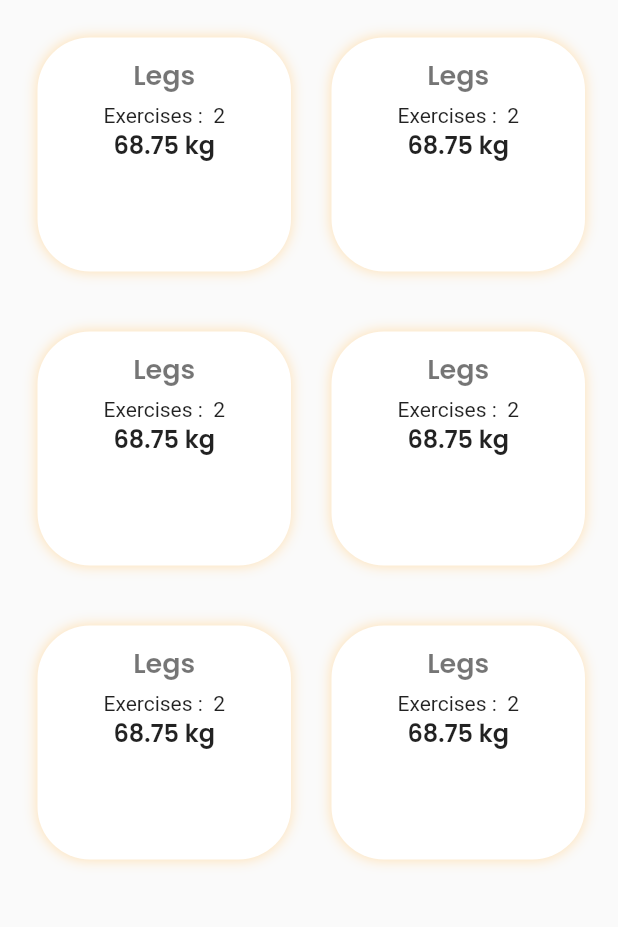
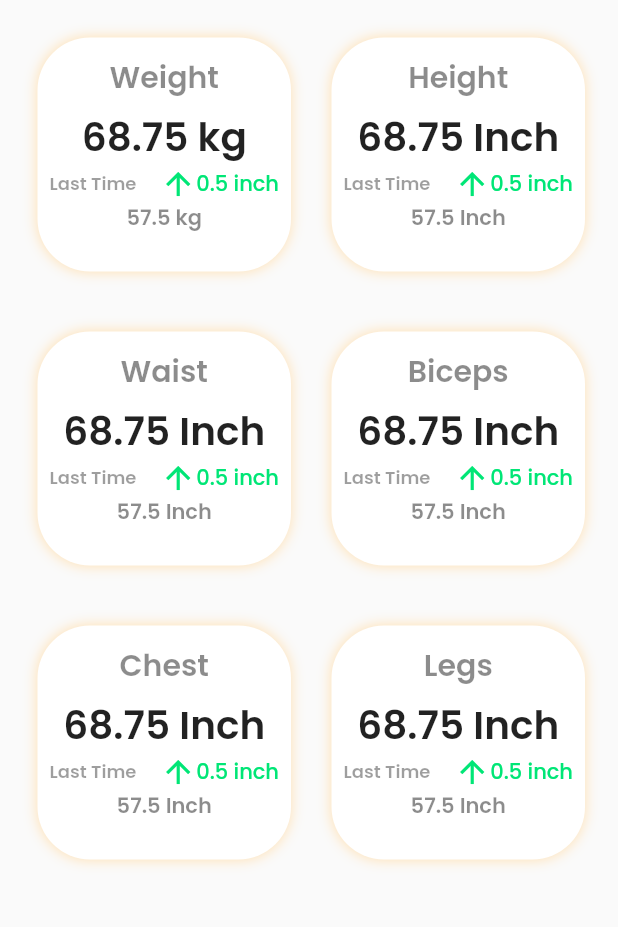
Before and after one commit to movinsilva/x_gym, a Flutter app: the BodyChart screen opened by its route, on a phone screen of 412 x 824 dp, the part 247-1174 px from its top. Run offline on Flutter 3.47's test engine with Material 2 defaults, Android fonts, the phone set to English and light mode, and no system bars; drawn by our look-alikes of auto_size_text; our stand-ins replace cached_network_image, device_preview, fl_chart, google_fonts, material_design_icons_flutter, qr_flutter and 2 more; accounts and stored records are empty; network calls fail.

Commit message:
measurements improved

```diff
--- /dev/null
+++ b/lib/screens/all_exercises.dart
@@ -0,0 +1,16 @@
+/*
+* created by Movin on 27/09/2020
+* */
+
+import 'package:flutter/material.dart';
+import 'package:x_gym/widgets/widgets_library.dart';
+
+class AllExercises extends StatelessWidget {
+  @override
+  Widget build(BuildContext context) {
+    return DefaultScaffold(
+      title: "All Exercises",
+      interior: Column(),
+    );
+  }
+}
--- a/lib/screens/body_chart.dart
+++ b/lib/screens/body_chart.dart
@@ -14,56 +14,13 @@ class BodyChart extends StatelessWidget {
 
     final size = MediaQuery.of(context).size;
 
+
+
     return DefaultScaffold(
       title: "Body Chart",
       interior: Container(
         margin: const EdgeInsets.all(10),
-        child: GridView.count(
-          crossAxisCount: 2,
-        children: List.generate(6, (index) {
-          return Container(
-            margin: const EdgeInsets.only( left: 15,right: 12,bottom: 40),
-            decoration: BoxDecoration(
-              color: Colors.white,
-              borderRadius: BorderRadius.all(Radius.circular(35)),
-
-              boxShadow: [
-                BoxShadow(
-                  color: Colors.orange[100],
-                  blurRadius: 7,
-                )
-              ],
-            ),
-            height: size.height * 0.14,
-            width: size.width * 0.44,
-            child: Column(
-              children: <Widget>[
-                SizedBox(
-                  height: 12,
-                ),
-                AutoSizeText(
-                  "Legs",
-                  style: GoogleFonts.poppins(
-                    color: Colors.black54,
-                    fontSize: 18,
-                    fontWeight: FontWeight.w600,
-                  ),
-                ),
-                SizedBox(
-                  height: 5,
-                ),
-                AutoSizeText("Exercises :  2"),
-                AutoSizeText(
-                  "68.75 kg",
-                  style: GoogleFonts.poppins(
-                    fontSize: 16,
-                    fontWeight: FontWeight.w600,
-                  ),
-                ),
-              ],
-            ),
-          );
-        }),),
+        child: MeasurementBoxes(),
       ),
     );
   }
--- a/lib/widgets/global/navigation_drawer.dart
+++ b/lib/widgets/global/navigation_drawer.dart
@@ -17,7 +17,7 @@ class NavigationDrawer extends StatelessWidget {
     "Diet Schedule",
     "Body Chart",
     "My History",
-    "All Schedules",
+    "All Exercises",
     "Trainers",
     "Promotions",
     "Notices",
--- /dev/null
+++ b/lib/widgets/screens/my_history/measurement_boxes.dart
@@ -0,0 +1,103 @@
+/*
+* created by Movin on 26/09/2020
+* */
+
+import 'package:auto_size_text/auto_size_text.dart';
+import 'package:flutter/material.dart';
+import 'package:google_fonts/google_fonts.dart';
+
+class MeasurementBoxes extends StatelessWidget {
+  @override
+  Widget build(BuildContext context) {
+
+    final size = MediaQuery.of(context).size;
+
+    List<String> bodyMeasurementParts = ["Weight", "Height", "Waist", "Biceps", "Chest", "Legs"];
+    List<String> bodyMeasurementUnits = ["kg", "Inch", "Inch", "Inch", "Inch", "Inch"];
+
+    return
+      GridView.count(
+        crossAxisCount: 2,
+        children: List.generate(6, (index) {
+          return Container(
+            margin: const EdgeInsets.only( left: 15,right: 12,bottom: 40),
+            decoration: BoxDecoration(
+              color: Colors.white,
+              borderRadius: BorderRadius.all(Radius.circular(35)),
+
+              boxShadow: [
+                BoxShadow(
+                  color: Colors.orange[100],
+                  blurRadius: 7,
+                )
+              ],
+            ),
+            width: size.width * 0.44,
+            child: Padding(
+              padding: const EdgeInsets.symmetric(horizontal:8.0),
+              child: Column(
+                children: <Widget>[
+                  SizedBox(
+                    height: 12,
+                  ),
+                  AutoSizeText(
+                    bodyMeasurementParts[index],
+                    style: GoogleFonts.poppins(
+                      color: Colors.black45,
+                      fontSize: 20,
+                      fontWeight: FontWeight.w600,
+                    ),
+                  ),
+                  SizedBox(
+                    height: 5,
+                  ),
+                  AutoSizeText(
+                    "68.75 " + bodyMeasurementUnits[index],
+                    style: GoogleFonts.poppins(
+                      fontSize: 26,
+                      color: Colors.black87,
+                      fontWeight: FontWeight.w600,
+                    ),
+                  ),
+                  Row(
+                    mainAxisAlignment: MainAxisAlignment.spaceBetween,
+                    children: <Widget>[
+                      AutoSizeText(
+                        "Last Time",
+                        style: GoogleFonts.poppins(
+                            fontSize: 11,
+                            color: Colors.black38,
+                            fontWeight: FontWeight.w600
+                        ),
+                      ),
+                      Row(
+                        children: <Widget>[
+                          Icon(
+                            Icons.arrow_upward,
+                            color: Colors.greenAccent[400],
+                          ),
+                          AutoSizeText(
+                            "0.5 inch",
+                            style: GoogleFonts.poppins(
+                                color: Colors.greenAccent[400],
+                                fontWeight: FontWeight.w500
+                            ),
+                          )
+                        ],
+                      ),
+                    ],
+                  ),
+                  AutoSizeText(
+                    "57.5 " + bodyMeasurementUnits[index],
+                    style: GoogleFonts.poppins(
+                        color: Colors.black45,
+                        fontWeight: FontWeight.w600
+                    ),
+                  )
+                ],
+              ),
+            ),
+          );
+        }),);
+  }
+}
--- a/lib/widgets/screens/my_history/measurements.dart
+++ b/lib/widgets/screens/my_history/measurements.dart
@@ -5,22 +5,15 @@ import '../../widgets_library.dart';
 class Measurements extends StatelessWidget {
   @override
   Widget build(BuildContext context) {
+    final size = MediaQuery.of(context).size;
     return Column(
       children: <Widget>[
         MeasurementsGraph(),
-        // GridView.count(
-        //           crossAxisCount: 2,
-        //           children: <Widget>[
-        //             Container(
-        //               height: 150,
-        //               width: 300,
-        //               decoration: BoxDecoration(
-        //                 color: Colors.orange[200]
-        //               ),
-        //             )
-        //           ],
-        //
-        //         ),
+        Container(
+          height: size.height*0.42,
+          child:
+          MeasurementBoxes(),
+        )
       ],
     );
   }
--- a/lib/widgets/widgets_library.dart
+++ b/lib/widgets/widgets_library.dart
@@ -25,3 +25,4 @@ export 'package:x_gym/widgets/screens/my_history/attendance.dart';
 export 'package:x_gym/widgets/screens/my_history/payments.dart';
 export 'package:x_gym/widgets/screens/my_history/measurements.dart';
 export 'package:x_gym/widgets/screens/my_history/measurementsGraph.dart';
+export 'package:x_gym/widgets/screens/my_history/measurement_boxes.dart';
```
